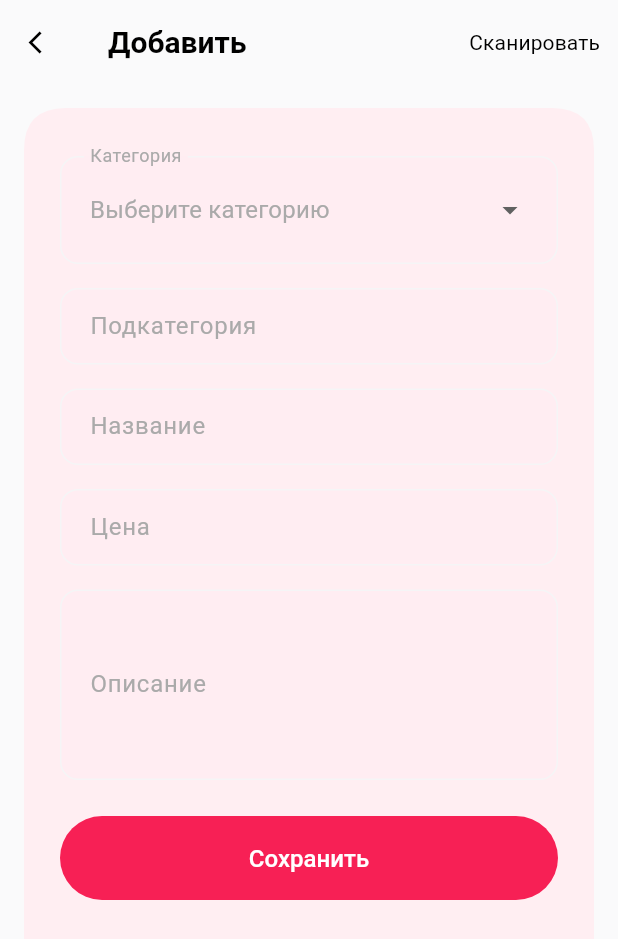
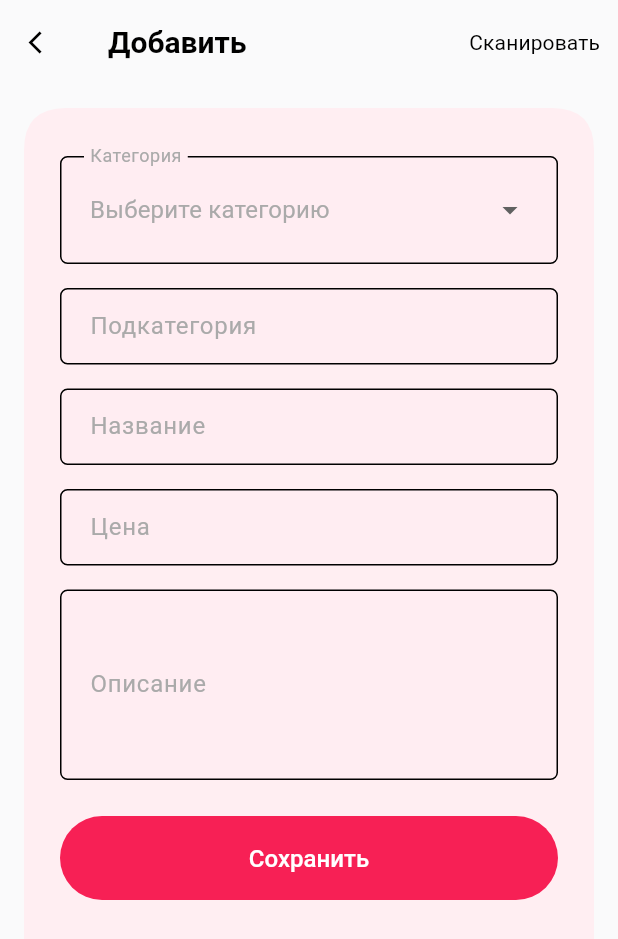
Before and after one commit to erjigit12/malina, a Flutter app: the BasketPage screen opened by its route, after a tap on the "add" icon, on a phone screen of 412 x 824 dp. Shown: the top 939 px of the screen. Run offline on Flutter 3.47's test engine with Material 3 defaults, Android fonts, the phone set to English and light mode, and no system bars; our stand-ins replace bloc, equatable, flutter_bloc, flutter_svg, get_it, go_router and 4 more; accounts and stored records are empty.

Commit message:
шрифты соотвествовал

```diff
--- a/lib/src/core/constants/text_styles.dart
+++ b/lib/src/core/constants/text_styles.dart
@@ -2,6 +2,13 @@ import 'package:flutter/material.dart';
 import 'package:google_fonts/google_fonts.dart';
 
 class AppTextStyles {
+  static final f10w400 = GoogleFonts.wixMadeforDisplay(
+    fontSize: 10,
+    fontWeight: FontWeight.w400,
+    height: 1,
+    color: Colors.black,
+  );
+
   static final f12w400 = GoogleFonts.wixMadeforDisplay(
     fontSize: 12,
     fontWeight: FontWeight.w400,
--- a/lib/src/features/basket/presentation/pages/add_basket_page.dart
+++ b/lib/src/features/basket/presentation/pages/add_basket_page.dart
@@ -93,13 +93,6 @@ class _AddBasketPageState extends State<AddBasketPage> {
   }
 
   static const _customCategoryKey = '__custom__';
-
-  OutlineInputBorder _fieldBorder(Color color) {
-    return OutlineInputBorder(
-      borderRadius: BorderRadius.circular(12),
-      borderSide: BorderSide(color: color, width: 1),
-    );
-  }
 
   @override
   Widget build(BuildContext context) {
@@ -213,7 +206,7 @@ class _AddBasketPageState extends State<AddBasketPage> {
             filled: true,
             fillColor: const Color(0xFFFFEDF2),
             contentPadding: const EdgeInsets.symmetric(horizontal: 16, vertical: 12),
-            enabledBorder: _fieldBorder(AppColors.lightGrey),
+            enabledBorder: _fieldBorder(AppColors.black),
             focusedBorder: _fieldBorder(AppColors.primary),
           ),
           child: DropdownButtonHideUnderline(
@@ -264,7 +257,7 @@ class _AddBasketPageState extends State<AddBasketPage> {
         filled: true,
         fillColor: const Color(0xFFFFEDF2),
         contentPadding: const EdgeInsets.symmetric(horizontal: 16, vertical: 16),
-        enabledBorder: _fieldBorder(AppColors.lightGrey),
+        enabledBorder: _fieldBorder(AppColors.black),
         focusedBorder: _fieldBorder(AppColors.primary),
         errorBorder: _fieldBorder(AppColors.primary),
         focusedErrorBorder: _fieldBorder(AppColors.primary),
@@ -272,4 +265,11 @@ class _AddBasketPageState extends State<AddBasketPage> {
       validator: validator,
     );
   }
+
+  OutlineInputBorder _fieldBorder(Color color) {
+    return OutlineInputBorder(
+      borderRadius: BorderRadius.circular(5),
+      borderSide: BorderSide(color: color, width: 1),
+    );
+  }
 }
--- a/lib/src/features/basket/presentation/widgets/category_selector.dart
+++ b/lib/src/features/basket/presentation/widgets/category_selector.dart
@@ -45,49 +45,38 @@ class _CategoryChip extends StatelessWidget {
     required this.label,
     required this.isActive,
     required this.onTap,
+    // this.isExpanded = false,
   });
 
   final String label;
   final bool isActive;
   final VoidCallback onTap;
+  // final bool isExpanded;
 
   @override
   Widget build(BuildContext context) {
-    final textStyle = AppTextStyles.f16w400.copyWith(
-      color: isActive ? Colors.white : AppColors.black,
-    );
-
+    // final horizontalPadding = isExpanded ? 0.0 : 28.0;
     return GestureDetector(
       onTap: onTap,
       child: AnimatedContainer(
         duration: const Duration(milliseconds: 200),
-        padding: const EdgeInsets.symmetric(horizontal: 18, vertical: 10),
+        height: 48,
+        padding: EdgeInsets.symmetric(horizontal: 30),
         decoration: BoxDecoration(
           color: isActive ? AppColors.primary : AppColors.white,
-          borderRadius: BorderRadius.circular(24),
+          borderRadius: BorderRadius.circular(28),
           border: Border.all(
             color: isActive ? AppColors.primary : AppColors.lightGrey,
+            width: 1.4,
           ),
-          boxShadow:
-              isActive
-                  ? [
-                    BoxShadow(
-                      color: AppColors.primary.withOpacity(0.3),
-                      blurRadius: 10,
-                      offset: const Offset(0, 4),
-                    ),
-                  ]
-                  : null,
         ),
-        child: Row(
-          mainAxisSize: MainAxisSize.min,
-          children: [
-            if (isActive) ...[
-              const Icon(Icons.check, size: 16, color: Colors.white),
-              const SizedBox(width: 6),
-            ],
-            Text(label, style: textStyle),
-          ],
+        alignment: Alignment.center,
+        child: Text(
+          label,
+          style: AppTextStyles.f16w400.copyWith(
+            color: isActive ? Colors.white : AppColors.black,
+            fontWeight: FontWeight.w500,
+          ),
         ),
       ),
     );
--- a/lib/src/features/basket/presentation/widgets/tab_button.dart
+++ b/lib/src/features/basket/presentation/widgets/tab_button.dart
@@ -30,9 +30,8 @@ class TabButton extends StatelessWidget {
               ),
       child: Text(
         text,
-        style: TextStyle(
-          fontWeight: FontWeight.w500,
-          color: selected ? Colors.white : Colors.black,
+        style: AppTextStyles.f16w500.copyWith(
+          color: selected ? Colors.white : AppColors.tabColor,
         ),
       ),
     );
```
Also changed, not shown: lib/src/features/basket/presentation/widgets/basket_item_tile.dart (+8 -7 lines), lib/src/features/basket/presentation/widgets/basket_menu_dialog.dart (+2 -6 lines), lib/src/features/basket/presentation/widgets/baskter_group_card.dart (+4 -23 lines), lib/src/features/basket/presentation/widgets/food_basket.dart (+3 -7 lines), lib/src/features/basket/presentation/widgets/item_thumbnail.dart (+4 -8 lines), lib/src/features/profile/pages/profile_page.dart (+2 -5 lines), assets/icons/delete.svg (added).
